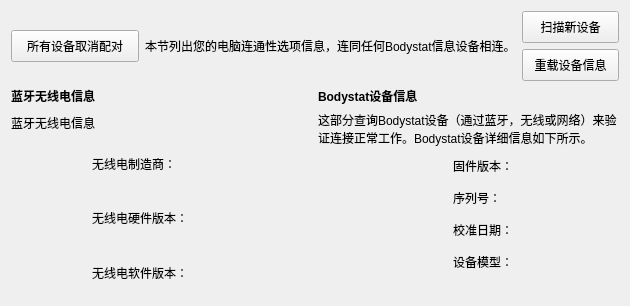
Old version of the form Bodystat/ui/devinfowidget.ui in the repository hym-dn/Bodystat.
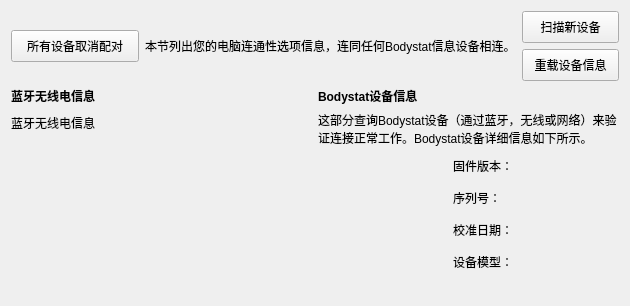
New version of the form.

What changed in the file:
```diff
--- a/Bodystat/ui/devinfowidget.ui
+++ b/Bodystat/ui/devinfowidget.ui
@@ -121,21 +121,7 @@
            <item>
             <widget class="QLabel" name="_radioManufLabel">
              <property name="text">
-              <string>无线电制造商：</string>
-             </property>
-            </widget>
-           </item>
-           <item>
-            <widget class="QLabel" name="_radioHwVerLabel">
-             <property name="text">
-              <string>无线电硬件版本：</string>
-             </property>
-            </widget>
-           </item>
-           <item>
-            <widget class="QLabel" name="_radioSwVerLabel">
-             <property name="text">
-              <string>无线电软件版本：</string>
+              <string/>
              </property>
             </widget>
            </item>
```
Left out of the diff: 2 changed lines with no effect on the pictures.
